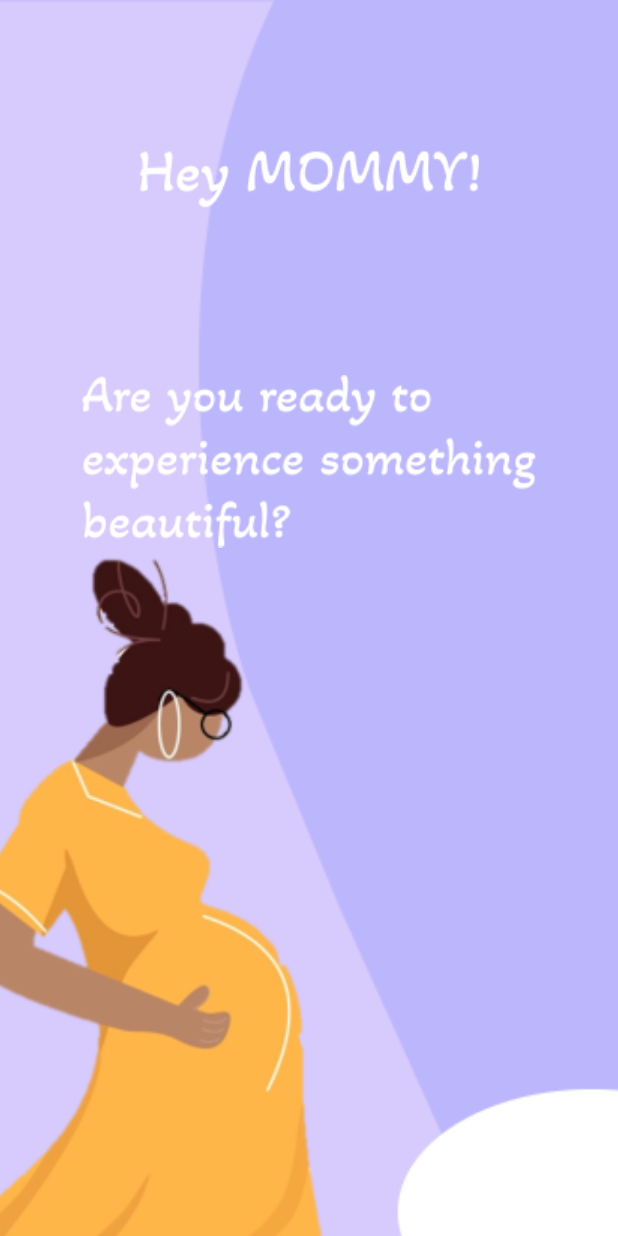
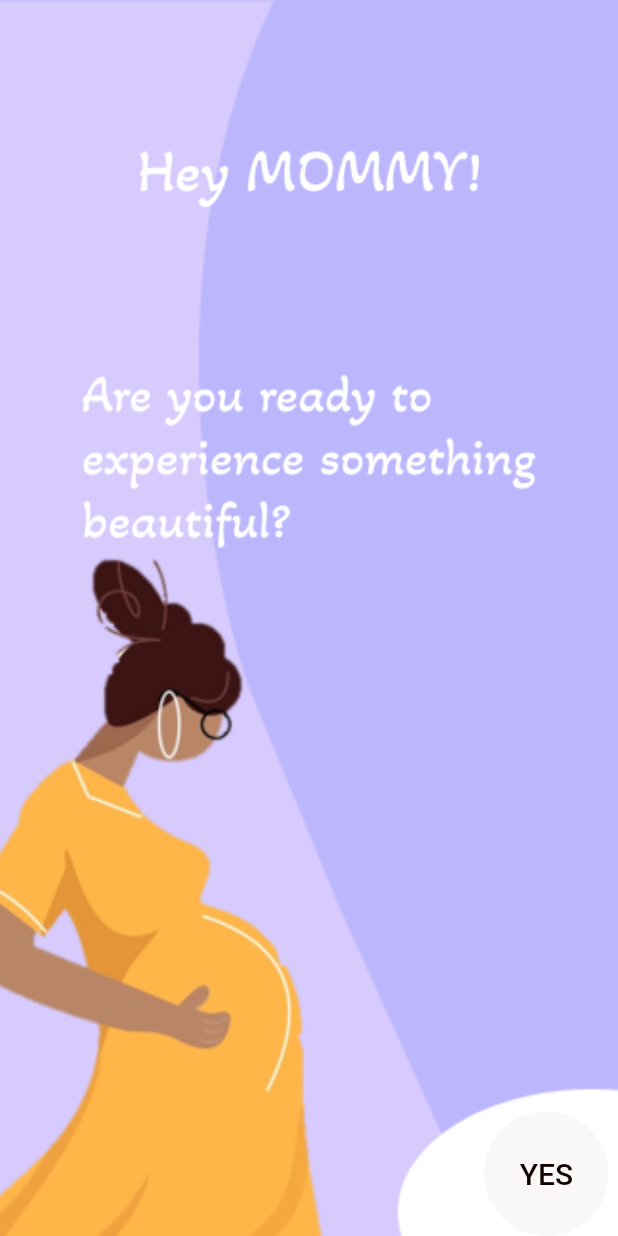
Before and after one commit to Season-of-Code-2022-MDG-Space/mommy-to-be, a Flutter app: the screen it shows after launch, on a phone screen of 412 x 824 dp. Run offline on Flutter 3.47's test engine with Material 2 defaults, Android fonts, the phone set to English and light mode, and no system bars.

Commit message:
"Done with Welcome Screen"

```diff
--- a/mommy_to_be/lib/Screens/Welcome/components/body.dart
+++ b/mommy_to_be/lib/Screens/Welcome/components/body.dart
@@ -1,13 +1,17 @@
+// ignore_for_file: deprecated_member_use
+
 import 'package:flutter/material.dart';
 
 class Body extends StatelessWidget {
+  const Body({Key? key}) : super(key: key);
+
   @override
   Widget build(BuildContext context) {
     Size size =
         MediaQuery.of(context).size; // For total height and width of screen
 
     return Container(
-      decoration: BoxDecoration(
+      decoration: const BoxDecoration(
         image: DecorationImage(
           image: AssetImage("assets/images/Android Small - 11 (1).png"),
           fit: BoxFit.cover,
@@ -30,6 +34,26 @@ class Body extends StatelessWidget {
               "assets/images/Are you ready to experience something beautiful_.png",
             ),
           ),
+          Positioned(
+            bottom: 0,
+            right: 0,
+            child: ClipRRect(
+              child: FlatButton(
+                padding:
+                    const EdgeInsets.symmetric(vertical: 30, horizontal: 30),
+                color: const Color.fromARGB(244, 250, 247, 247),
+                shape: const CircleBorder(),
+                onPressed: () {},
+                child: const Text(
+                  "YES",
+                  style: TextStyle(
+                    color: Color.fromARGB(255, 17, 1, 1),
+                    fontSize: 20,
+                  ),
+                ),
+              ),
+            ),
+          ),
         ],
       ),
     );
```
